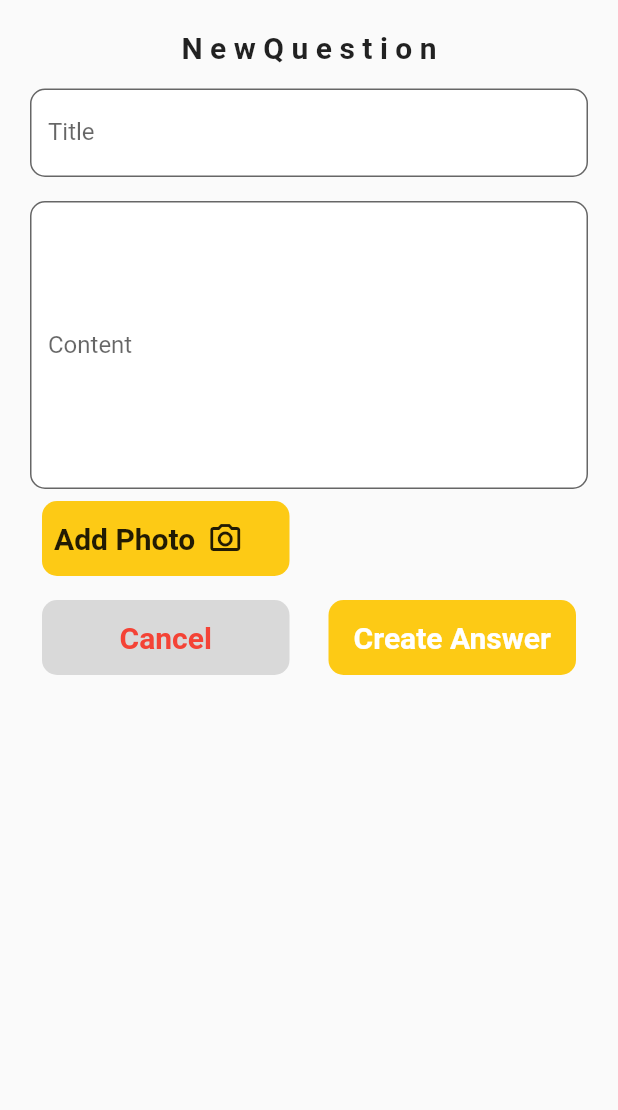
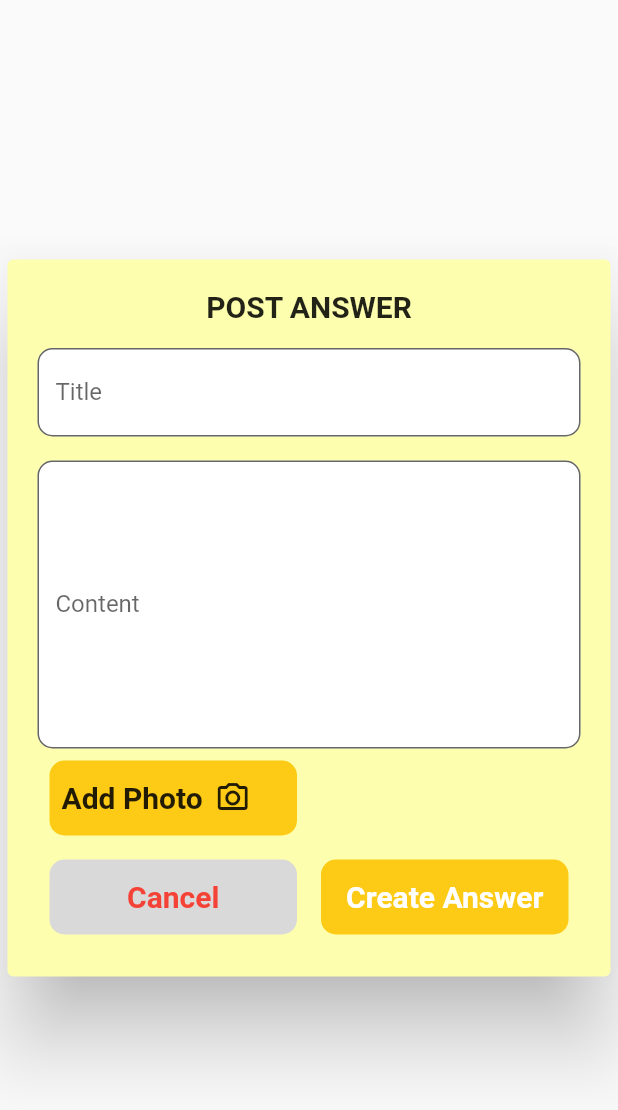
Before and after one commit to NguyenNhatHau14/R2S_HLK, a Flutter app: what createAnswerPage() shows on an empty page, opened directly, on a phone screen of 412 x 824 dp. Shown: the top 1110 px of the screen. Run offline on Flutter 3.47's test engine with Material 2 defaults, Android fonts, the phone set to English and light mode, and no system bars; drawn by our look-alikes of flutter_form_builder; our stand-ins replace anim_search_bar, flutter_speed_dial, form_builder_validators, page_transition, shared_preferences; accounts and stored records are empty.

Commit message:
edit create Page: change to show dialog when post answer

```diff
--- a/pikachu_education/lib/main.dart
+++ b/pikachu_education/lib/main.dart
@@ -1,5 +1,6 @@
 import 'package:flutter/material.dart';
 import 'package:form_builder_validators/form_builder_validators.dart';
+import 'package:pikachu_education/pages/answer_page/list_answer_page.dart';
 import 'package:pikachu_education/pages/home_page.dart';
 import 'package:pikachu_education/pages/home_page_test.dart';
 import 'package:pikachu_education/routes/route_management.dart';
@@ -17,7 +18,7 @@ class MyApp extends StatelessWidget {
     return MaterialApp(
       debugShowCheckedModeBanner: false,
       theme: ThemeData(),
-      home: HomePage(),
+      home: ListAnswerPage(),
       localizationsDelegates: const [FormBuilderLocalizations.delegate],
       onGenerateRoute: generateRoute,
     );
--- a/pikachu_education/lib/pages/answer_page/create_answer_page.dart
+++ b/pikachu_education/lib/pages/answer_page/create_answer_page.dart
@@ -8,15 +8,19 @@ Widget createAnswerPage(BuildContext context) {
   final TextEditingController titleController = TextEditingController();
   final TextEditingController contentController = TextEditingController();
   final formAddQuestionKey = GlobalKey<FormBuilderState>();
-  return Padding(
-    padding: MediaQuery.of(context).viewInsets,
-    child: SingleChildScrollView(
+  return AlertDialog(
+    backgroundColor: Color(0xFFFDFFAE),
+    insetPadding: EdgeInsets.zero,
+    contentPadding: EdgeInsets.zero,
+    content: StatefulBuilder(
+      builder: (BuildContext context, StateSetter setStateForDialog) {
+        return SingleChildScrollView(
           padding: const EdgeInsets.all(20),
           child: Column(
             children: [
               const Center(
                 child: Text(
-              'N e w Q u e s t i o n',
+                  'POST ANSWER',
                   style: TextStyle(fontSize: 20, fontWeight: FontWeight.bold),
                 ),
               ),
@@ -110,7 +114,10 @@ Widget createAnswerPage(BuildContext context) {
                             borderRadius: BorderRadius.circular(10)),
                         child: const Text(
                           'Cancel',
-                      style: TextStyle(fontSize: 20, color: Colors.red,fontWeight: FontWeight.bold),
+                          style: TextStyle(
+                              fontSize: 20,
+                              color: Colors.red,
+                              fontWeight: FontWeight.bold),
                         ),
                       )),
                   TextButton(
@@ -152,14 +159,18 @@ Widget createAnswerPage(BuildContext context) {
                             borderRadius: BorderRadius.circular(10)),
                         child: const Text(
                           'Create Answer',
-                      style: TextStyle(fontSize: 20, color: Colors.white,fontWeight: FontWeight.bold),
+                          style: TextStyle(
+                              fontSize: 20,
+                              color: Colors.white,
+                              fontWeight: FontWeight.bold),
                         ),
                       )),
-
                 ],
               )
             ],
           ),
+        );
+      },
     ),
   );
 }
```
Also changed, not shown: pikachu_education/lib/data/data_questions.dart (+11 -47 lines), pikachu_education/lib/pages/answer_page/list_answer_page.dart (+10 -11 lines), pikachu_education/lib/pages/home_page.dart (+18 -15 lines). Lines whose indentation alone changed are shown as unchanged.
